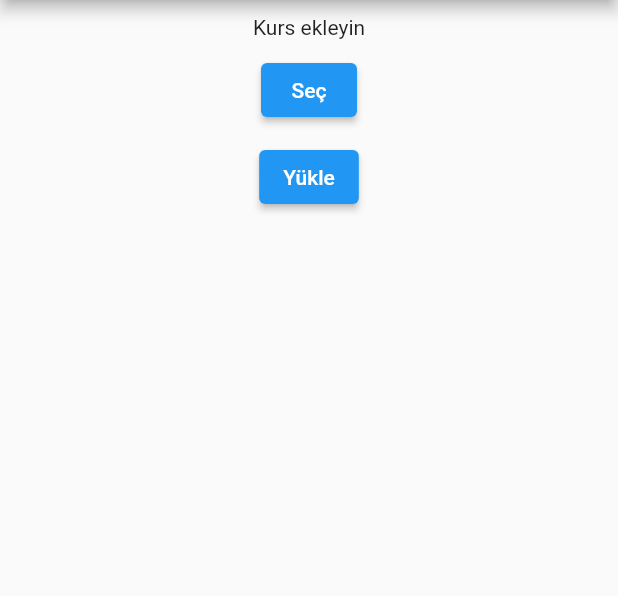
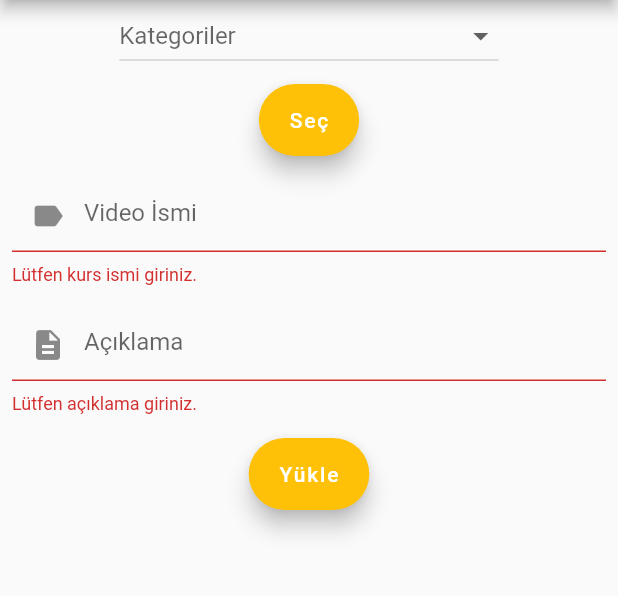
Before and after one commit to melikegoncu/bulutegitim, a Flutter app: the MobilUploadPage screen opened directly, after a tap on "Yükle", on a phone screen of 412 x 824 dp, the part 84-680 px from its top. Run offline on Flutter 3.47's test engine with Material 2 defaults, Android fonts, the phone set to English and light mode, and no system bars; our stand-ins replace cloud_firestore, easy_sidemenu, file_picker, firebase_auth, firebase_core, firebase_storage and 3 more; accounts and stored records are empty.

Commit message:
upload video mobile

```diff
--- a/lib/screens/pages/course_upload_mobile.dart
+++ b/lib/screens/pages/course_upload_mobile.dart
@@ -27,7 +27,7 @@ Future selectFile() async {
     pickedFile= result.files.first;
   });
 }
-  Future uploadFile() async{
+  Future uploadFile(String videoName, String description, String categories) async{
     final path = 'courses/${pickedFile!.name}';
     final file = File(pickedFile!.path!);
 
@@ -37,8 +37,11 @@ Future selectFile() async {
 });
 
     final snapshot =await uploadTask!.whenComplete(() {});
+         var firebaseUser = auth.currentUser!;
+    String? instructorName= firebaseUser.displayName;
 
     final urlDownload = await snapshot.ref.getDownloadURL();
+    videoSetup(urlDownload, videoName, instructorName!, description, categories);
 
     print('Download Link: $urlDownload');
 
@@ -46,9 +49,13 @@ Future selectFile() async {
       uploadTask=null;
     });
   }
+  String? _value;
 
   @override
   Widget build(BuildContext context) {
+      final _formKey = GlobalKey<FormState>();
+  final TextEditingController _videoNameController = TextEditingController();
+  final TextEditingController _descriptionController = TextEditingController();
     return Scaffold(
         appBar: AppBar(
           title: const Text("Bulut Eğitim")
@@ -56,22 +63,128 @@ Future selectFile() async {
         body: Center(
       child: Column(
         children: [
-          if (pickedFile != null)
-          Expanded(
-            child: Container(
-            child:  Text(pickedFile!.name)
-          )),
-          SizedBox(height: 10,),
-          const Text("Kurs ekleyin"),
-          SizedBox(height: 10,),
+          Container(
+            child: Form(
+                            key: _formKey,
+                            child: Column(
+                              mainAxisSize: MainAxisSize.min,
+                              children: <Widget>[
+                                Container(
+                                  child: DropdownButton<String>(
+          hint:const Text("Kategoriler"),
+        value: _value,
+        items: const <DropdownMenuItem<String>>[
+           DropdownMenuItem(
+            child:  Text('Amazon Web Services'),
+            value: 'AWS',
+          ),
+           DropdownMenuItem(
+            child:  Text('Microsoft Azure'),
+            value: 'MicrosoftAzure',
+          ), DropdownMenuItem(
+            child:  Text('Google Cloud Platform'),
+            value: 'GoogleCloudPlatform',
+          ), DropdownMenuItem(
+            child: Text('Alibaba Cloud'),
+            value: 'AlibabaCloud',
+          ), DropdownMenuItem(
+            child: Text('Big Data'),
+            value: 'BigData',
+          ), DropdownMenuItem(
+            child: Text('Business Management'),
+            value: 'BusinessManagement',
+          ), DropdownMenuItem(
+            child: Text('Cloud Computing Fundamentals'),
+            value: 'CloudComputingFundamentals',
+          ),
+        ],
+        onChanged: (String? value) {
+          setState(() => _value = value);
+        },
+      ),
+                                ),
+                                Padding(
+                                  padding: const EdgeInsets.all(8.0),
+                                  child:
+                  FloatingActionButton.extended(
+                    heroTag: "pick",
+                    backgroundColor: Colors.amber,
+                    label: Text('Seç',
+                    textAlign: TextAlign.center),
+                    onPressed: ()async{
+                      try {
+                        selectFile();
+                      } catch (e) {
 
-          ElevatedButton(onPressed: selectFile, child: const Text("Seç")),
-          SizedBox(height: 10,),
+                      }
+                  }),
 
-          ElevatedButton(onPressed: uploadFile, child: const Text("Yükle")),
-          SizedBox(height: 10,),
+                                ),
+          //                       Padding(
+          //                         padding: const EdgeInsets.all(8.0),
+          //                         child: (pickedFile != null) ? Expanded(
+          //   child: Container(
+          //   child:  Text(pickedFile!.name)
+          // )): Container(),
+          //                       ),
 
-          buildProgress(),
+                                Padding(padding: const EdgeInsets.all(8.0),
+                                child:TextFormField(
+                                  validator: (value) {
+                  if (value == null || value.isEmpty) {
+                    return 'Lütfen kurs ismi giriniz.';
+                  }
+                  return null;
+                },
+                      controller: _videoNameController,
+                      keyboardType: TextInputType.name,
+                      decoration: const InputDecoration(
+                      prefixIcon: Icon(Icons.label),
+                      hintText: 'Video İsmi'
+                      ),
+                    ),),
+
+                                Padding(
+                                  padding: const EdgeInsets.all(8.0),
+                                  child: TextFormField(
+                                    validator: (value) {
+                  if (value == null || value.isEmpty) {
+                    return 'Lütfen açıklama giriniz.';
+                  }
+                  return null;
+                },
+                    controller: _descriptionController,
+                    keyboardType: TextInputType.name,
+                    decoration: const InputDecoration(
+                      hintText: 'Açıklama',
+                      prefixIcon: Icon(Icons.description)
+                    ),
+                      ),
+                                ),
+
+                                Padding(
+                                  padding: const EdgeInsets.all(8.0),
+                                  child:
+                  FloatingActionButton.extended(
+                    heroTag: "upload",
+                    backgroundColor: Colors.amber,
+                    label: Text('Yükle',
+                    textAlign: TextAlign.center),
+                    onPressed: ()async{
+                      if(_formKey.currentState!.validate() && pickedFile != null && _value!=null ){
+                      try {
+                        uploadFile(_videoNameController.text, _descriptionController.text, _value.toString());
+                      } catch (e) {
+
+                      }
+                      }
+                  }),
+                                ),
+                              ],
+                            ),
+                          ),
+          ),
+          Container(child: buildProgress()),
 
         ],
       ),
```
